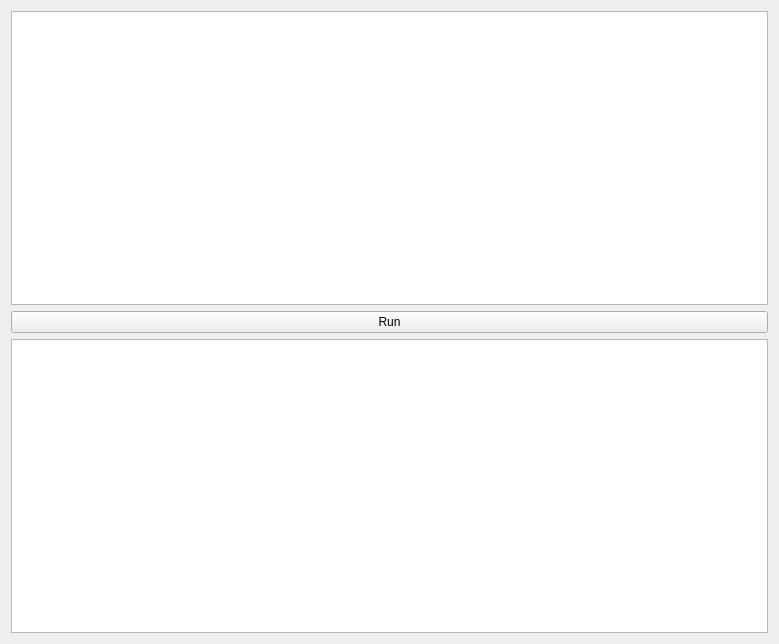
Above: IntPe9/Ui/Parser.ui from AxDSan/IntPe9-1 before the change. Below: the same form after it.
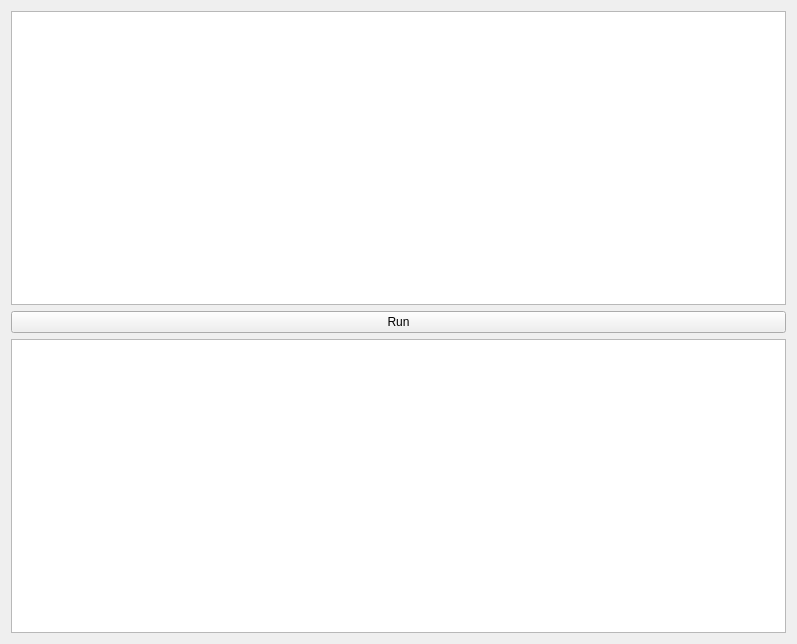
That is the form after the change.

Patch:
```diff
--- a/IntPe9/Ui/Parser.ui
+++ b/IntPe9/Ui/Parser.ui
@@ -6,7 +6,7 @@
    <rect>
     <x>0</x>
     <y>0</y>
-    <width>779</width>
+    <width>797</width>
     <height>644</height>
    </rect>
   </property>
```
